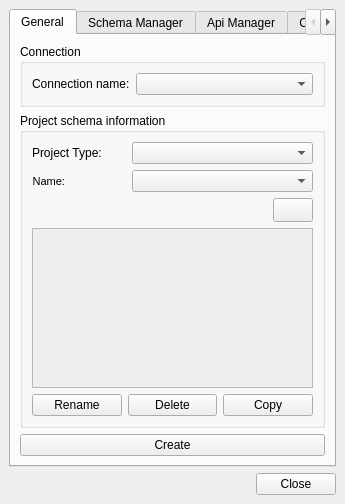
The window that ui/readsql.ui (Giswater/giswater_qgis_plugin) describes before a commit, drawn with Qt 5.
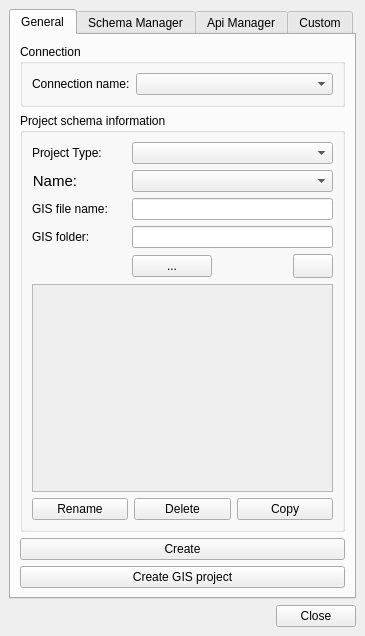
The same window after the commit. Icons and pictures are not drawn.

Commit message: #644 Add widgets in form

```diff
--- a/ui/readsql.ui
+++ b/ui/readsql.ui
@@ -6,8 +6,8 @@
    <rect>
     <x>0</x>
     <y>0</y>
-    <width>345</width>
-    <height>504</height>
+    <width>365</width>
+    <height>636</height>
    </rect>
   </property>
   <property name="windowTitle">
@@ -87,112 +87,12 @@
         <string>General</string>
        </attribute>
        <layout class="QGridLayout" name="gridLayout">
-        <item row="3" column="1">
-         <widget class="QPushButton" name="btn_schema_create">
-          <property name="sizePolicy">
-           <sizepolicy hsizetype="Minimum" vsizetype="Preferred">
-            <horstretch>0</horstretch>
-            <verstretch>0</verstretch>
-           </sizepolicy>
-          </property>
-          <property name="font">
-           <font>
-            <weight>50</weight>
-            <bold>false</bold>
-           </font>
-          </property>
-          <property name="text">
-           <string>Create</string>
-          </property>
-         </widget>
-        </item>
-        <item row="0" column="1">
-         <widget class="QGroupBox" name="groupBox_4">
-          <property name="title">
-           <string>Connection</string>
-          </property>
-          <layout class="QGridLayout" name="gridLayout_2">
-           <item row="0" column="0">
-            <widget class="QLabel" name="lbl_connection">
-             <property name="sizePolicy">
-              <sizepolicy hsizetype="Maximum" vsizetype="Preferred">
-               <horstretch>0</horstretch>
-               <verstretch>0</verstretch>
-              </sizepolicy>
-             </property>
-             <property name="text">
-              <string>Connection name:</string>
-             </property>
-            </widget>
-           </item>
-           <item row="0" column="1">
-            <widget class="QComboBox" name="cmb_connection">
-             <property name="enabled">
-              <bool>true</bool>
-             </property>
-            </widget>
-           </item>
-          </layout>
-          <zorder>lbl_connection</zorder>
-          <zorder>cmb_connection</zorder>
-         </widget>
-        </item>
         <item row="2" column="1">
          <widget class="QGroupBox" name="groupBox_3">
           <property name="title">
            <string>Project schema information</string>
           </property>
           <layout class="QGridLayout" name="gridLayout_7">
-           <item row="6" column="1" colspan="4">
-            <widget class="QTextEdit" name="software_version_info">
-             <property name="enabled">
-              <bool>false</bool>
-             </property>
-            </widget>
-           </item>
-           <item row="7" column="1" colspan="4">
-            <layout class="QGridLayout" name="gridLayout_6">
-             <item row="2" column="1">
-              <widget class="QPushButton" name="btn_delete">
-               <property name="sizePolicy">
-                <sizepolicy hsizetype="Preferred" vsizetype="Fixed">
-                 <horstretch>0</horstretch>
-                 <verstretch>0</verstretch>
-                </sizepolicy>
-               </property>
-               <property name="text">
-                <string>Delete</string>
-               </property>
-              </widget>
-             </item>
-             <item row="2" column="2">
-              <widget class="QPushButton" name="btn_copy">
-               <property name="sizePolicy">
-                <sizepolicy hsizetype="Minimum" vsizetype="Fixed">
-                 <horstretch>0</horstretch>
-                 <verstretch>0</verstretch>
-                </sizepolicy>
-               </property>
-               <property name="text">
-                <string>Copy</string>
-               </property>
-              </widget>
-             </item>
-             <item row="2" column="0">
-              <widget class="QPushButton" name="btn_schema_rename">
-               <property name="sizePolicy">
-                <sizepolicy hsizetype="Preferred" vsizetype="Fixed">
-                 <horstretch>0</horstretch>
-                 <verstretch>0</verstretch>
-                </sizepolicy>
-               </property>
-               <property name="text">
-                <string>Rename</string>
-               </property>
-              </widget>
-             </item>
-            </layout>
-           </item>
            <item row="1" column="1">
             <widget class="QLabel" name="label">
              <property name="layoutDirection">
@@ -206,6 +106,23 @@
              </property>
             </widget>
            </item>
+           <item row="1" column="2" colspan="3">
+            <widget class="QComboBox" name="cmb_project_type">
+             <property name="sizePolicy">
+              <sizepolicy hsizetype="Expanding" vsizetype="Fixed">
+               <horstretch>0</horstretch>
+               <verstretch>0</verstretch>
+              </sizepolicy>
+             </property>
+            </widget>
+           </item>
+           <item row="8" column="1" colspan="4">
+            <widget class="QTextEdit" name="software_version_info">
+             <property name="enabled">
+              <bool>false</bool>
+             </property>
+            </widget>
+           </item>
            <item row="2" column="1">
             <widget class="QLabel" name="label_custom_node_type">
              <property name="sizePolicy">
@@ -216,7 +133,7 @@
              </property>
              <property name="font">
               <font>
-               <pointsize>8</pointsize>
+               <pointsize>11</pointsize>
               </font>
              </property>
              <property name="frameShape">
@@ -236,7 +153,66 @@
              </property>
             </widget>
            </item>
-           <item row="3" column="4">
+           <item row="2" column="2" colspan="3">
+            <widget class="QComboBox" name="project_schema_name">
+             <property name="enabled">
+              <bool>true</bool>
+             </property>
+             <property name="sizePolicy">
+              <sizepolicy hsizetype="Preferred" vsizetype="Fixed">
+               <horstretch>0</horstretch>
+               <verstretch>0</verstretch>
+              </sizepolicy>
+             </property>
+             <property name="frame">
+              <bool>true</bool>
+             </property>
+            </widget>
+           </item>
+           <item row="9" column="1" colspan="4">
+            <layout class="QGridLayout" name="gridLayout_6">
+             <item row="2" column="1">
+              <widget class="QPushButton" name="btn_delete">
+               <property name="sizePolicy">
+                <sizepolicy hsizetype="Preferred" vsizetype="Fixed">
+                 <horstretch>0</horstretch>
+                 <verstretch>0</verstretch>
+                </sizepolicy>
+               </property>
+               <property name="text">
+                <string>Delete</string>
+               </property>
+              </widget>
+             </item>
+             <item row="2" column="2">
+              <widget class="QPushButton" name="btn_copy">
+               <property name="sizePolicy">
+                <sizepolicy hsizetype="Minimum" vsizetype="Fixed">
+                 <horstretch>0</horstretch>
+                 <verstretch>0</verstretch>
+                </sizepolicy>
+               </property>
+               <property name="text">
+                <string>Copy</string>
+               </property>
+              </widget>
+             </item>
+             <item row="2" column="0">
+              <widget class="QPushButton" name="btn_schema_rename">
+               <property name="sizePolicy">
+                <sizepolicy hsizetype="Preferred" vsizetype="Fixed">
+                 <horstretch>0</horstretch>
+                 <verstretch>0</verstretch>
+                </sizepolicy>
+               </property>
+               <property name="text">
+                <string>Rename</string>
+               </property>
+              </widget>
+             </item>
+            </layout>
+           </item>
+           <item row="7" column="4">
             <widget class="QPushButton" name="btn_info">
              <property name="enabled">
               <bool>true</bool>
@@ -279,35 +255,91 @@
              </property>
             </widget>
            </item>
-           <item row="2" column="2" colspan="3">
-            <widget class="QComboBox" name="project_schema_name">
+           <item row="7" column="2">
+            <widget class="QPushButton" name="btn_gis_folder">
+             <property name="text">
+              <string>...</string>
+             </property>
+            </widget>
+           </item>
+           <item row="4" column="1">
+            <widget class="QLabel" name="label_6">
+             <property name="text">
+              <string>GIS file name:</string>
+             </property>
+            </widget>
+           </item>
+           <item row="6" column="1">
+            <widget class="QLabel" name="label_4">
+             <property name="text">
+              <string>GIS folder:</string>
+             </property>
+            </widget>
+           </item>
+           <item row="4" column="2" colspan="3">
+            <widget class="QLineEdit" name="txt_gis_file"/>
+           </item>
+           <item row="6" column="2" colspan="3">
+            <widget class="QLineEdit" name="txt_gis_folder"/>
+           </item>
+          </layout>
+         </widget>
+        </item>
+        <item row="3" column="1">
+         <widget class="QPushButton" name="btn_schema_create">
+          <property name="sizePolicy">
+           <sizepolicy hsizetype="Minimum" vsizetype="Preferred">
+            <horstretch>0</horstretch>
+            <verstretch>0</verstretch>
+           </sizepolicy>
+          </property>
+          <property name="font">
+           <font>
+            <weight>50</weight>
+            <bold>false</bold>
+           </font>
+          </property>
+          <property name="text">
+           <string>Create</string>
+          </property>
+         </widget>
+        </item>
+        <item row="0" column="1">
+         <widget class="QGroupBox" name="groupBox_4">
+          <property name="title">
+           <string>Connection</string>
+          </property>
+          <layout class="QGridLayout" name="gridLayout_2">
+           <item row="0" column="0">
+            <widget class="QLabel" name="lbl_connection">
+             <property name="sizePolicy">
+              <sizepolicy hsizetype="Maximum" vsizetype="Preferred">
+               <horstretch>0</horstretch>
+               <verstretch>0</verstretch>
+              </sizepolicy>
+             </property>
+             <property name="text">
+              <string>Connection name:</string>
+             </property>
+            </widget>
+           </item>
+           <item row="0" column="1">
+            <widget class="QComboBox" name="cmb_connection">
              <property name="enabled">
               <bool>true</bool>
              </property>
-             <property name="sizePolicy">
-              <sizepolicy hsizetype="Preferred" vsizetype="Fixed">
-               <horstretch>0</horstretch>
-               <verstretch>0</verstretch>
-              </sizepolicy>
-             </property>
-             <property name="frame">
-              <bool>true</bool>
-             </property>
-            </widget>
-           </item>
-           <item row="1" column="2" colspan="3">
-            <widget class="QComboBox" name="cmb_project_type">
-             <property name="sizePolicy">
-              <sizepolicy hsizetype="Expanding" vsizetype="Fixed">
-               <horstretch>0</horstretch>
-               <verstretch>0</verstretch>
-              </sizepolicy>
-             </property>
             </widget>
            </item>
           </layout>
          </widget>
         </item>
+        <item row="4" column="1">
+         <widget class="QPushButton" name="btn_gis_create">
+          <property name="text">
+           <string>Create GIS project</string>
+          </property>
+         </widget>
+        </item>
        </layout>
       </widget>
       <widget class="QWidget" name="schema_manager">
```
